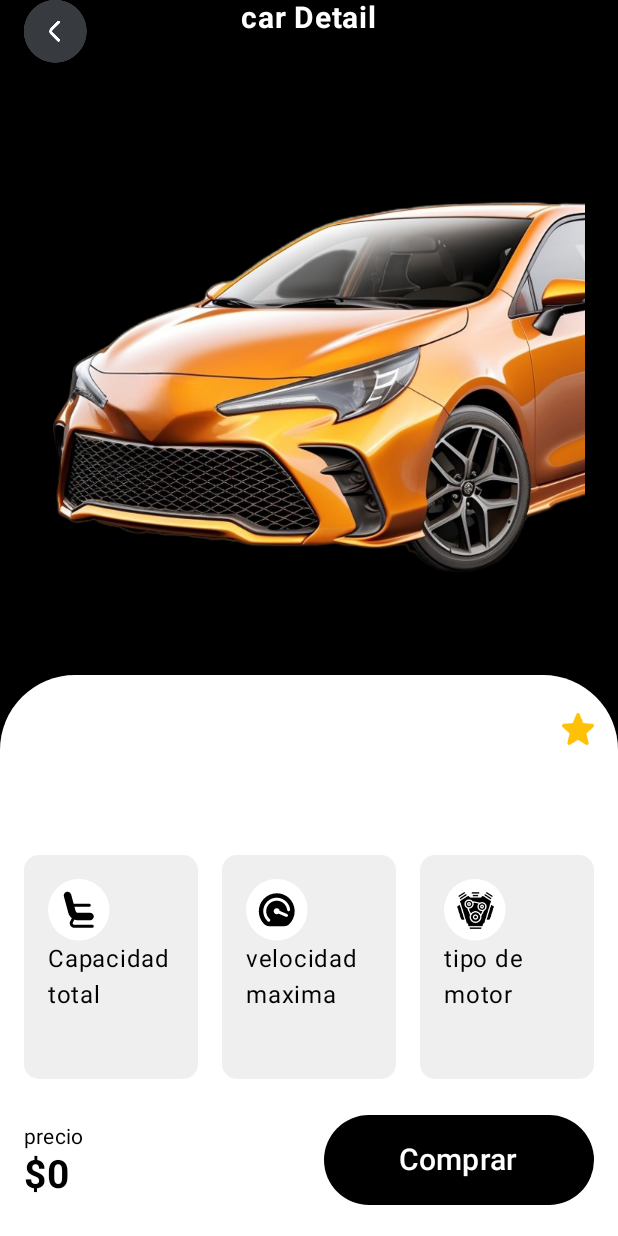
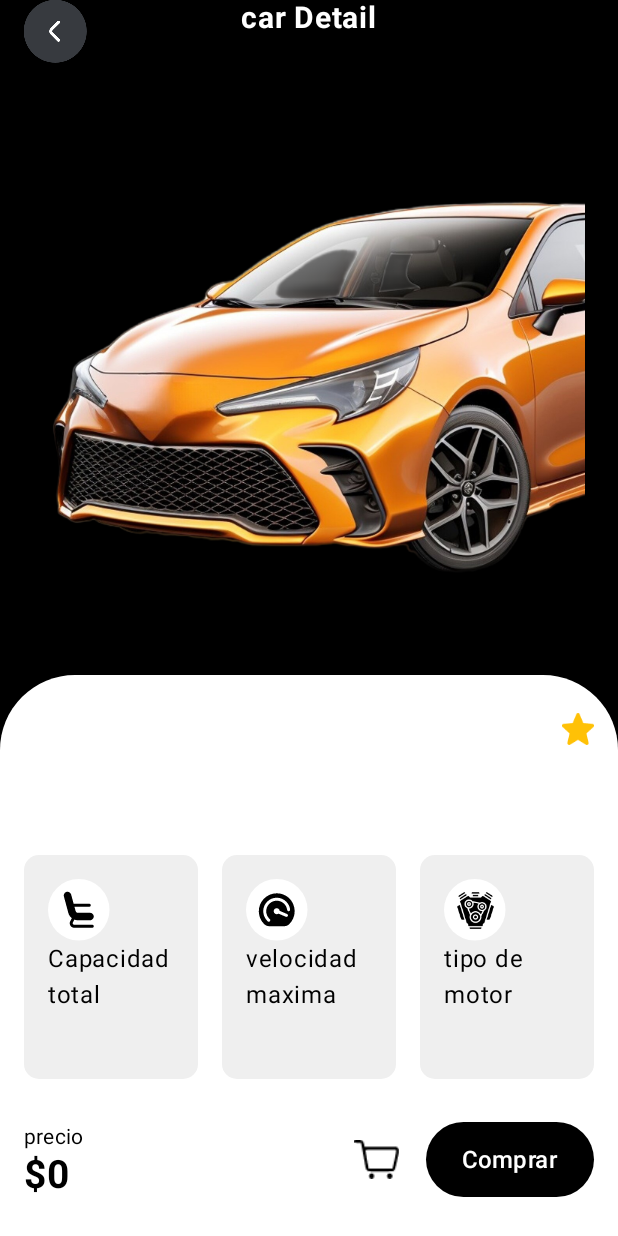
Before and after one commit to m0osshu/KMdigital, an Android app built with Jetpack Compose: the composable DetailScreen shown on its own in the app's theme, on a phone screen of 412 x 824 dp. Run offline under Robolectric (Android 15) with nearby library versions, the phone set to English and light mode, and no system bars.

Commit message:
KMdigital
TERMINADO VERSION FINAL, AUN FALTAN TESTEOS :3

```diff
--- a/app/src/main/java/com/example/myautoo/ui/feature/detail/DetailPriceBar.kt
+++ b/app/src/main/java/com/example/myautoo/ui/feature/detail/DetailPriceBar.kt
@@ -1,20 +1,25 @@
 package com.example.myautoo.ui.feature.detail
 
+import androidx.compose.foundation.layout.Arrangement
 import androidx.compose.foundation.layout.Column
 import androidx.compose.foundation.layout.Row
 import androidx.compose.foundation.layout.fillMaxWidth
 import androidx.compose.foundation.layout.height
 import androidx.compose.foundation.layout.padding
-import androidx.compose.foundation.layout.width
+import androidx.compose.foundation.layout.size
 import androidx.compose.foundation.shape.RoundedCornerShape
 import androidx.compose.material3.Button
 import androidx.compose.material3.ButtonDefaults
+import androidx.compose.material3.Icon
+import androidx.compose.material3.IconButton
 import androidx.compose.material3.MaterialTheme
 import androidx.compose.material3.Text
 import androidx.compose.runtime.Composable
 import androidx.compose.ui.Alignment
 import androidx.compose.ui.Modifier
+import androidx.compose.ui.graphics.Color
 import androidx.compose.ui.res.colorResource
+import androidx.compose.ui.res.painterResource
 import androidx.compose.ui.text.font.FontWeight
 import androidx.compose.ui.unit.dp
 import androidx.compose.ui.unit.sp
@@ -23,15 +28,16 @@ import java.text.NumberFormat
 import java.util.Locale
 
 @Composable
-fun DetailPriceBar(price: Double, onBuyNow:() -> Unit){
+fun DetailPriceBar(price: Double, onBuyNow: () -> Unit, onAddToCart: () -> Unit) {
     Row(
         modifier = Modifier
             .fillMaxWidth()
             .height(75.dp)
             .padding(horizontal = 16.dp),
-        verticalAlignment = Alignment.CenterVertically
-    ){
-        Column (Modifier.weight(1f)) {
+        verticalAlignment = Alignment.CenterVertically,
+        horizontalArrangement = Arrangement.SpaceBetween
+    ) {
+        Column {
             Text(
                 "precio", color = colorResource(R.color.black),
                 style = MaterialTheme.typography.bodyMedium
@@ -45,17 +51,34 @@ fun DetailPriceBar(price: Double, onBuyNow:() -> Unit){
                 fontSize = 26.sp
             )
         }
+        Row(
+            horizontalArrangement = Arrangement.spacedBy(8.dp),
+            verticalAlignment = Alignment.CenterVertically
+        ) {
+            IconButton(
+                onClick = onAddToCart,
+                modifier = Modifier.size(50.dp)
+
+            ) {
+                Icon(
+                    painter = painterResource(id = R.drawable.btn_3),
+                    contentDescription = "Añadir al carrito",
+                    modifier = Modifier.size(30.dp),
+
+                )
+            }
             Button(
                 onClick = onBuyNow,
-                modifier = Modifier.height(60.dp).width(180.dp),
-                shape = RoundedCornerShape(50.dp),
+                modifier = Modifier.height(50.dp),
+                shape = RoundedCornerShape(25.dp),
                 colors = ButtonDefaults.buttonColors(
                     containerColor = colorResource(R.color.black),
                     contentColor = colorResource(R.color.white)
                 )
-            ){
-                 Text("Comprar", fontSize = 20.sp)
-                }
+            ) {
+                Text("Comprar", fontSize = 16.sp)
+            }
 
         }
     }
+}
--- a/app/src/main/java/com/example/myautoo/ui/feature/detail/DetailScreen.kt
+++ b/app/src/main/java/com/example/myautoo/ui/feature/detail/DetailScreen.kt
@@ -1,9 +1,11 @@
 package com.example.myautoo.ui.feature.detail
 
+import android.widget.Toast
 import androidx.compose.foundation.background
 import androidx.compose.foundation.layout.Box
 import androidx.compose.foundation.layout.Column
 import androidx.compose.foundation.layout.Spacer
+import androidx.compose.foundation.layout.fillMaxSize
 import androidx.compose.foundation.layout.fillMaxWidth
 import androidx.compose.foundation.layout.height
 import androidx.compose.foundation.layout.padding
@@ -11,30 +13,49 @@ import androidx.compose.foundation.rememberScrollState
 import androidx.compose.foundation.verticalScroll
 import androidx.compose.runtime.Composable
 import androidx.compose.ui.Modifier
+import androidx.compose.ui.platform.LocalContext
 import androidx.compose.ui.res.colorResource
 import androidx.compose.ui.unit.dp
 import com.example.myautoo.R
 import com.example.myautoo.data.model.CarModel
+import com.example.myautoo.ui.viewModel.CartViewModel
 
 @Composable
 fun DetailScreen(
-   car: CarModel,
-   onBack:()-> Unit,
-   onFav:()-> Unit={},
-   onBuyNow:()-> Unit={}
-){
-    val scroll= rememberScrollState()
-    Box(Modifier.fillMaxWidth()
-        .background(colorResource(R.color.white))){
-        DetailHeader(car.picUrl,onBack,onBack)
-        Column (Modifier
-            .fillMaxWidth()
-            .padding(top = 450.dp)
-            .verticalScroll(state = scroll)
-        ){
-            DetailInfo(car.title, car.rating,car.description)
-            DetailSpecs(car.totalCapacity,car.highestSpeed,car.engineOutput)
-            DetailPriceBar(car.price, onBuyNow)
+    car: CarModel,
+    onBack: () -> Unit,
+    onNavigateToCart: () -> Unit,
+    cartViewModel: CartViewModel // Recibiendo el ViewModel como parámetro
+) {
+    val scroll = rememberScrollState()
+    val context = LocalContext.current
+
+    Box(
+        Modifier
+            .fillMaxSize()
+            .background(colorResource(R.color.white))
+    ) {
+        DetailHeader(car.picUrl, onBack, onBack)
+        Column(
+            Modifier
+                .fillMaxWidth()
+                .padding(top = 450.dp)
+                .verticalScroll(state = scroll)
+        ) {
+            DetailInfo(car.title, car.rating, car.description)
+            DetailSpecs(car.totalCapacity, car.highestSpeed, car.engineOutput)
+            DetailPriceBar(
+                price = car.price,
+                onBuyNow = { // Funcionalidad de Comprar Ahora
+                    cartViewModel.addToCart(car)
+                    Toast.makeText(context, "${car.title} añadido al carrito", Toast.LENGTH_SHORT).show()
+                    onNavigateToCart()
+                },
+                onAddToCart = { // Funcionalidad de Añadir al Carrito
+                    cartViewModel.addToCart(car)
+                    Toast.makeText(context, "${car.title} añadido al carrito", Toast.LENGTH_SHORT).show()
+                }
+            )
             Spacer(Modifier.height(24.dp))
         }
     }
--- /dev/null
+++ b/app/src/main/java/com/example/myautoo/ui/viewModel/CartViewModel.kt
@@ -0,0 +1,39 @@
+package com.example.myautoo.ui.viewModel
+
+import androidx.lifecycle.ViewModel
+import androidx.lifecycle.viewModelScope
+import com.example.myautoo.data.model.CarModel
+import kotlinx.coroutines.flow.MutableStateFlow
+import kotlinx.coroutines.flow.SharingStarted
+import kotlinx.coroutines.flow.StateFlow
+import kotlinx.coroutines.flow.asStateFlow
+import kotlinx.coroutines.flow.map
+import kotlinx.coroutines.flow.stateIn
+
+class CartViewModel : ViewModel() {
+    private val _cartItems = MutableStateFlow<List<CarModel>>(emptyList())
+    val cartItems: StateFlow<List<CarModel>> = _cartItems.asStateFlow()
+
+    val totalPrice: StateFlow<Double> = cartItems
+        .map { items -> items.sumOf { it.price } }
+        .stateIn(
+            scope = viewModelScope,
+            started = SharingStarted.WhileSubscribed(5000),
+            initialValue = 0.0
+        )
+
+    fun addToCart(car: CarModel) {
+        // Evitar duplicados
+        if (!_cartItems.value.contains(car)) {
+            _cartItems.value = _cartItems.value + car
+        }
+    }
+
+    fun removeFromCart(car: CarModel) {
+        _cartItems.value = _cartItems.value.filterNot { it.title == car.title }
+    }
+
+    fun clearCart() {
+        _cartItems.value = emptyList()
+    }
+}
```
Also changed, not shown: app/src/main/java/com/example/myautoo/navigation/NavGraph.kt (+19 -4 lines), app/src/main/java/com/example/myautoo/ui/feature/cart/CartScreen.kt (added, +138 -0 lines), app/src/main/java/com/example/myautoo/ui/feature/home/BottomNavBar.kt (+10 -7 lines), app/src/main/java/com/example/myautoo/ui/feature/home/HeaderSection.kt (+4 -25 lines), app/src/main/java/com/example/myautoo/ui/feature/home/HomeScreen.kt (+5 -6 lines), app/src/main/java/com/example/myautoo/ui/feature/home/SearchSection.kt (+8 -7 lines), app/src/main/java/com/example/myautoo/ui/viewModel/CarViewModel.kt (+20 -4 lines).
